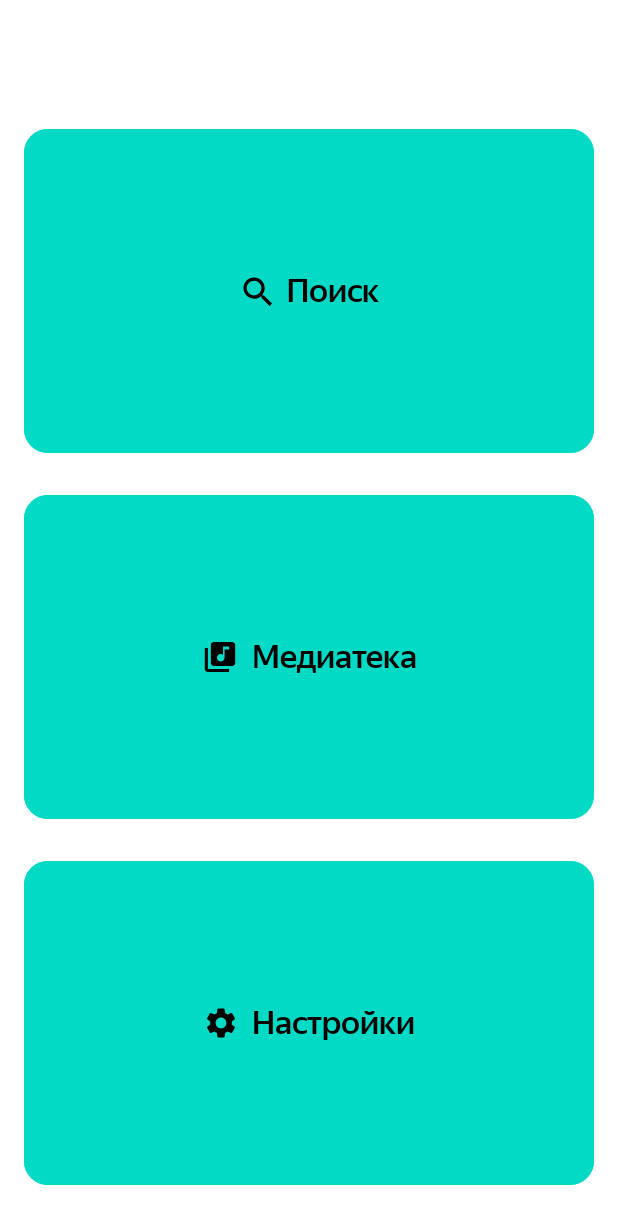
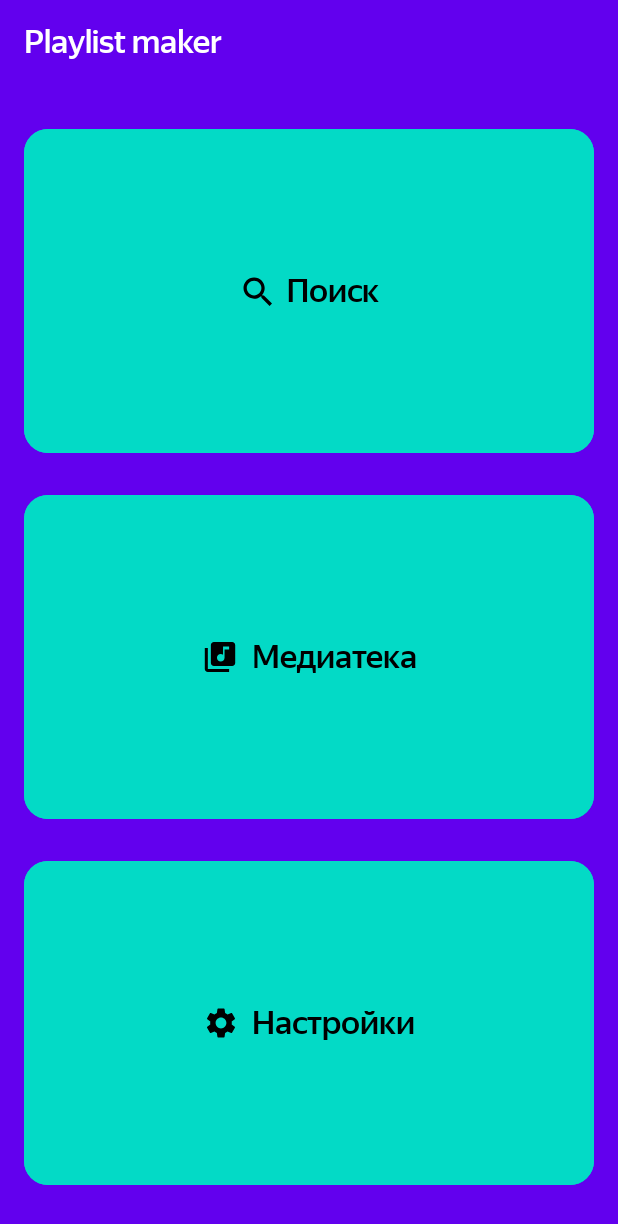
Before and after one commit to tinatrk/Playlist-Maker, an Android app: the layout activity_main.xml on its own in the app's theme, with its tools: preview values and no code run, on a phone screen of 412 x 824 dp. Shown: the top 1224 px of the screen. Run offline under Robolectric (Android 15) with nearby library versions, the phone set to English and light mode, and no system bars.

Commit message:
Реализация рекомендаций после проверки др 9 спринта

```diff
--- a/app/src/main/java/com/example/playlistmaker/SearchActivity.kt
+++ b/app/src/main/java/com/example/playlistmaker/SearchActivity.kt
@@ -13,6 +13,7 @@ import androidx.appcompat.app.AppCompatActivity
 import androidx.appcompat.widget.Toolbar
 import androidx.core.view.ViewCompat
 import androidx.core.view.WindowInsetsCompat
+import androidx.core.view.isVisible
 
 class SearchActivity : AppCompatActivity() {
 
@@ -52,7 +53,7 @@ class SearchActivity : AppCompatActivity() {
             }
 
             override fun onTextChanged(s: CharSequence?, start: Int, before: Int, count: Int) {
-                clearButton.visibility = clearButtonVisibility(s)
+                clearButton.isVisible = !s.isNullOrEmpty()
                 searchLineText = s.toString()
             }
 
--- a/app/src/main/res/layout/activity_library.xml
+++ b/app/src/main/res/layout/activity_library.xml
@@ -6,10 +6,13 @@
     android:layout_width="match_parent"
     android:layout_height="match_parent"
     android:orientation="vertical"
-    tools:context=".LibraryActivity">
+    tools:context=".LibraryActivity"
+    style="@style/ScreenStyle">
 
     <com.google.android.material.appbar.MaterialToolbar
         android:id="@+id/toolbar_library_screen"
+        android:layout_width="match_parent"
+        android:layout_height="@dimen/toolbar_height"
         app:title="@string/library_button_text"
         style="@style/ToolbarWithIconColorStyle"/>
 </LinearLayout>
--- a/app/src/main/res/layout/activity_main.xml
+++ b/app/src/main/res/layout/activity_main.xml
@@ -6,10 +6,13 @@
     android:layout_width="match_parent"
     android:layout_height="match_parent"
     android:orientation="vertical"
-    tools:context=".MainActivity">
+    tools:context=".MainActivity"
+    style="@style/ScreenStyle">
 
     <com.google.android.material.appbar.MaterialToolbar
         android:id="@+id/toolbar_settings_screen"
+        android:layout_width="match_parent"
+        android:layout_height="@dimen/toolbar_height"
         app:title="@string/app_name"
         android:layout_marginBottom="8dp"
         style="@style/ToolbarColorStyle"
@@ -17,6 +20,11 @@
 
     <Button
         android:id="@+id/btn_search"
+        android:layout_width="match_parent"
+        android:layout_height="0dp"
+        android:layout_weight="1"
+        android:layout_marginTop="@dimen/main_screen_button_margin_top"
+        android:layout_marginHorizontal="@dimen/screen_padding_horizontal"
         android:contentDescription="@string/search_button_desc"
         android:text="@string/search_button_text"
         app:icon="@drawable/ic_search_24"
@@ -24,6 +32,11 @@
 
     <Button
         android:id="@+id/btn_library"
+        android:layout_width="match_parent"
+        android:layout_height="0dp"
+        android:layout_weight="1"
+        android:layout_marginTop="@dimen/main_screen_button_margin_top"
+        android:layout_marginHorizontal="@dimen/screen_padding_horizontal"
         android:text="@string/library_button_text"
         app:icon="@drawable/ic_library"
         android:contentDescription="@string/library_button_desc"
@@ -31,6 +44,11 @@
 
     <Button
         android:id="@+id/btn_settings"
+        android:layout_width="match_parent"
+        android:layout_height="0dp"
+        android:layout_weight="1"
+        android:layout_marginTop="@dimen/main_screen_button_margin_top"
+        android:layout_marginHorizontal="@dimen/screen_padding_horizontal"
         android:layout_marginBottom="28dp"
         android:text="@string/settings_button_text"
         app:icon="@drawable/ic_settings"
--- a/app/src/main/res/values-night/styles.xml
+++ b/app/src/main/res/values-night/styles.xml
@@ -3,6 +3,11 @@
     <style name="MenuItemColorStyle" parent="MenuItemBaseStyle">
         <item name="drawableTint">?attr/colorOnPrimary</item>
         <item name="android:textColor">?attr/colorOnPrimary</item>
+    </style>
+
+    <style name="SwitchColorStyle" parent="MenuItemColorStyle">
+        <item name="thumbTint">@color/blue_700</item>
+        <item name="trackTint">@color/blue_200</item>
     </style>
 
     <style name="EditTextColorStyle" parent="EditTextBaseStyle">
--- a/app/src/main/res/values-night/themes.xml
+++ b/app/src/main/res/values-night/themes.xml
@@ -12,8 +12,6 @@
         <item name="colorOnPrimary">@color/white</item>
         <item name="colorSecondary">@color/white</item>
         <item name="colorOnSecondary">@color/gray_900</item>
-
-        <item name="android:background">?attr/colorPrimary</item>
     </style>
 
     <style name="Theme.NotMainActivity" parent="Theme.MaterialComponents.DayNight.NoActionBar">
@@ -21,10 +19,6 @@
         <item name="colorOnPrimary">@color/white</item>
         <item name="colorSecondary">@color/white</item>
         <item name="colorOnSecondary">@color/gray_900</item>
-
-        <item name="android:background">?attr/colorPrimary</item>
-        <item name="thumbTint">@color/blue_700</item>
-        <item name="trackTint">@color/blue_200</item>
     </style>
 
 </resources>
--- a/app/src/main/res/values/styles.xml
+++ b/app/src/main/res/values/styles.xml
@@ -1,8 +1,10 @@
 <?xml version="1.0" encoding="utf-8"?>
 <resources>
+    <style name="ScreenStyle">
+        <item name="android:background">?attr/colorPrimary</item>
+    </style>
+
     <style name="ToolbarBaseStyle" parent="Widget.AppCompat.Toolbar">
-        <item name="android:layout_width">match_parent</item>
-        <item name="android:layout_height">@dimen/toolbar_height</item>
         <item name="titleTextAppearance">@style/TextAppearance.Toolbar.Title</item>
     </style>
 
@@ -31,11 +33,6 @@
 
 
     <style name="BtnMainScreenBaseStyle" parent="Widget.MaterialComponents.Button.UnelevatedButton">
-        <item name="android:layout_width">match_parent</item>
-        <item name="android:layout_height">0dp</item>
-        <item name="android:layout_weight">1</item>
-        <item name="android:layout_marginTop">@dimen/main_screen_button_margin_top</item>
-        <item name="android:layout_marginHorizontal">@dimen/screen_padding_horizontal</item>
         <item name="cornerRadius">@dimen/main_screen_corner_radius</item>
         <item name="iconGravity">textStart</item>
         <item name="iconPadding">@dimen/icon_padding</item>
@@ -56,10 +53,6 @@
 
 
     <style name="MenuItemBaseStyle" parent="Widget.AppCompat.TextView">
-        <item name="android:layout_width">match_parent</item>
-        <item name="android:layout_height">@dimen/settings_screen_menu_item_height</item>
-        <item name="android:layout_marginStart">@dimen/settings_screen_menu_item_margin_start</item>
-        <item name="android:layout_marginEnd">@dimen/settings_screen_menu_item_margin_end</item>
         <item name="android:gravity">center_vertical</item>
         <item name="android:foreground">?attr/selectableItemBackground</item>
         <item name="android:textAppearance">@style/TextBaseStyle</item>
@@ -68,6 +61,12 @@
     <style name="MenuItemColorStyle" parent="MenuItemBaseStyle">
         <item name="drawableTint">?attr/colorOnSecondary</item>
         <item name="android:textColor">@color/black</item>
+    </style>
+
+    <style name="SwitchColorStyle" parent="MenuItemColorStyle">
+        <item name="thumbTint">@color/gray_400</item>
+        <item name="trackTint">@color/gray_50</item>
+        <item name="android:layout_gravity">end</item>
     </style>
 
 
@@ -82,8 +81,6 @@
 
 
     <style name="EditTextBaseStyle" parent="Widget.AppCompat.EditText">
-        <item name="android:layout_width">match_parent</item>
-        <item name="android:layout_height">@dimen/edit_text_height</item>
         <item name="android:drawablePadding">@dimen/icon_padding</item>
         <item name="android:gravity">center_vertical</item>
         <item name="android:inputType">text</item>
--- a/app/src/main/res/values/themes.xml
+++ b/app/src/main/res/values/themes.xml
@@ -12,8 +12,6 @@
         <item name="colorOnPrimary">@color/white</item>
         <item name="colorSecondary">@color/white</item>
         <item name="colorOnSecondary">@color/gray_900</item>
-
-        <item name="android:background">?attr/colorPrimary</item>
     </style>
 
     <style name="Theme.NotMainActivity" parent="Theme.MaterialComponents.DayNight.NoActionBar">
@@ -21,10 +19,6 @@
         <item name="colorOnPrimary">@color/gray_900</item>
         <item name="colorSecondary">@color/gray_50</item>
         <item name="colorOnSecondary">@color/gray_400</item>
-
-        <item name="android:background">?attr/colorPrimary</item>
-        <item name="thumbTint">@color/gray_400</item>
-        <item name="trackTint">@color/gray_50</item>
     </style>
 
 </resources>
```
Also changed, not shown: app/src/main/res/layout/activity_search.xml (+6 -1 lines), app/src/main/res/layout/activity_settings.xml (+21 -3 lines), 11 other files.
